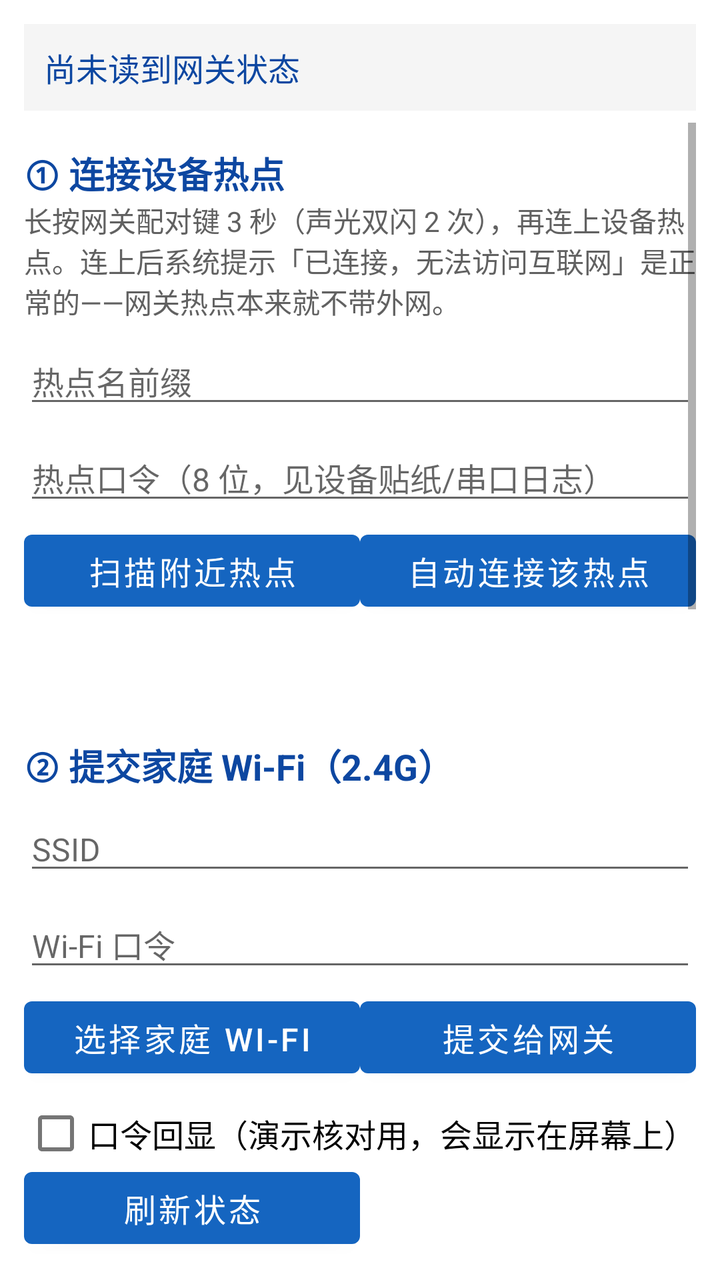
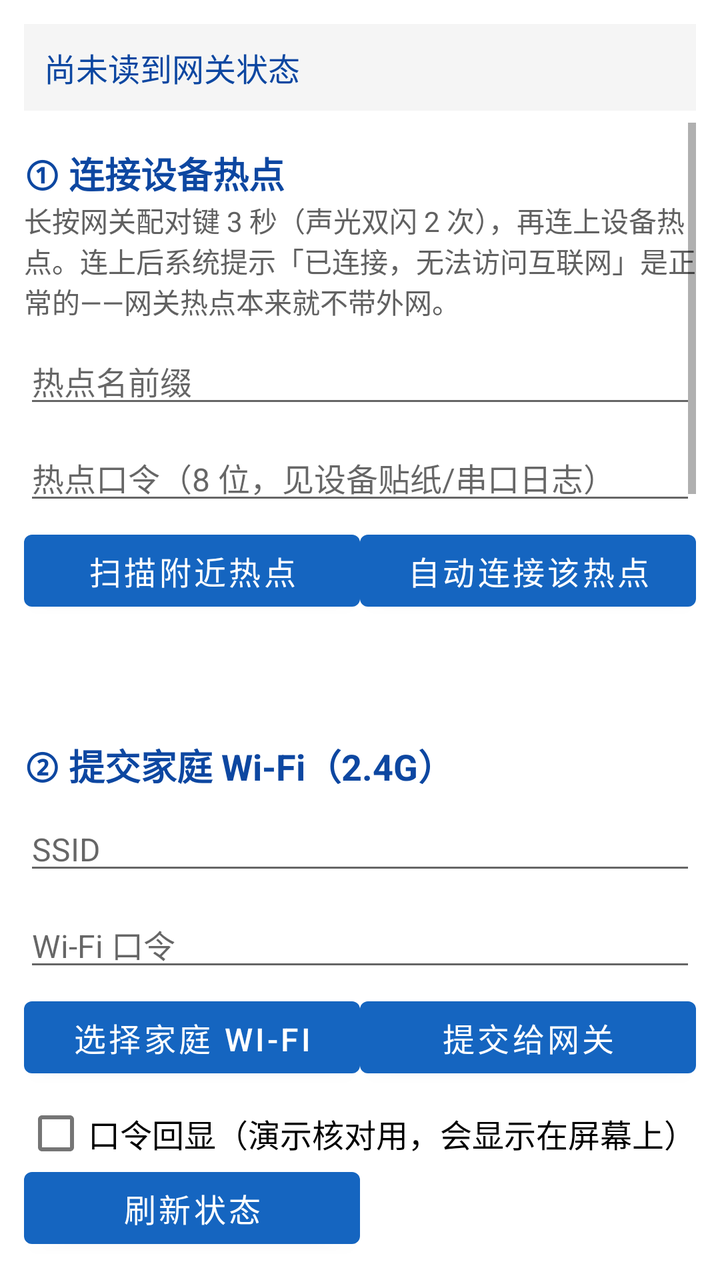

Compare the two renders of this Android layout. The source of the first and the diff that turns it into the second are given below.
<!-- AndroidManifest.xml: application theme Theme.ElderCare.Provision -->
<!-- res/layout/activity_provision.xml -->
<?xml version="1.0" encoding="utf-8"?>
<LinearLayout xmlns:android="http://schemas.android.com/apk/res/android"
    android:layout_width="match_parent"
    android:layout_height="match_parent"
    android:orientation="vertical"
    android:padding="12dp">

    <TextView
        android:id="@+id/tvStatus"
        android:layout_width="match_parent"
        android:layout_height="wrap_content"
        android:background="@color/surface_alt"
        android:padding="10dp"
        android:text="@string/status_unknown"
        android:textColor="@color/brand_dark" />

    <ScrollView
        android:layout_width="match_parent"
        android:layout_height="0dp"
        android:layout_weight="1"
        android:layout_marginTop="6dp">

        <LinearLayout
            android:layout_width="match_parent"
            android:layout_height="wrap_content"
            android:orientation="vertical">

            
            <TextView style="@style/CardTitle" android:layout_width="wrap_content"
                android:layout_height="wrap_content" android:text="@string/step1_title" />
            <TextView style="@style/CardBody" android:layout_width="match_parent"
                android:layout_height="wrap_content" android:text="@string/step1_desc" />
            <EditText android:id="@+id/etApPrefix" style="@style/Field"
                android:hint="@string/hint_hotspot_prefix" android:inputType="text" />
            <EditText android:id="@+id/etApPassword" style="@style/Field"
                android:hint="@string/hint_ap_password" android:inputType="textPassword" />
            <LinearLayout android:layout_width="match_parent" android:layout_height="wrap_content"
                android:orientation="horizontal" android:layout_marginTop="4dp">
                <Button android:id="@+id/btnScanHotspot" android:layout_width="0dp"
                    android:layout_weight="1" android:layout_height="wrap_content"
                    android:text="@string/action_scan_hotspot" />
                <Button android:id="@+id/btnConnectHotspot" android:layout_width="0dp"
                    android:layout_weight="1" android:layout_height="wrap_content"
                    android:text="@string/action_connect_hotspot" />
            </LinearLayout>
            <Button android:id="@+id/btnWifiSettings" android:layout_width="match_parent"
                android:layout_height="wrap_content" style="?android:attr/borderlessButtonStyle"
                android:text="@string/action_open_wifi_settings" />

            
            <TextView style="@style/CardTitle" android:layout_width="wrap_content"
                android:layout_height="wrap_content" android:text="@string/step2_title" />
            <EditText android:id="@+id/etSsid" style="@style/Field"
                android:hint="@string/hint_ssid" android:inputType="text" />
            <EditText android:id="@+id/etWifiPassword" style="@style/Field"
                android:hint="@string/hint_wifi_password" android:inputType="textPassword" />
            <LinearLayout android:layout_width="match_parent" android:layout_height="wrap_content"
                android:orientation="horizontal" android:layout_marginTop="4dp">
                <Button android:id="@+id/btnPickWifi" android:layout_width="0dp"
                    android:layout_weight="1" android:layout_height="wrap_content"
                    android:text="@string/action_pick_wifi" />
                <Button android:id="@+id/btnSubmitWifi" android:layout_width="0dp"
                    android:layout_weight="1" android:layout_height="wrap_content"
                    android:text="@string/action_submit_wifi" />
            </LinearLayout>
            <CheckBox android:id="@+id/cbEchoPassword" android:layout_width="match_parent"
                android:layout_height="wrap_content" android:text="@string/action_echo_password" />

            
            <TextView style="@style/CardTitle" android:layout_width="wrap_content"
                android:layout_height="wrap_content" android:text="@string/step3_title" />
            
            <TextView android:id="@+id/tvBindAccountHint" style="@style/CardBody"
                android:layout_width="match_parent" android:layout_height="wrap_content"
                android:text="@string/msg_bind_account_needs_internet" />
            <EditText android:id="@+id/etGatewaySn" style="@style/Field"
                android:hint="@string/hint_gateway_sn" android:inputType="text" />
            <EditText android:id="@+id/etBindCode" style="@style/Field"
                android:hint="@string/hint_bind_code" android:inputType="number" />
            <Button android:id="@+id/btnBindAccount" android:layout_width="match_parent"
                android:layout_height="wrap_content" android:layout_marginTop="4dp"
                android:text="@string/action_bind_account" />

            
            <TextView style="@style/CardTitle" android:layout_width="wrap_content"
                android:layout_height="wrap_content" android:text="@string/step4_title" />
            <TextView android:id="@+id/tvPairHint" style="@style/CardBody"
                android:layout_width="match_parent" android:layout_height="wrap_content"
                android:text="@string/pair_nodes_empty" />
            <LinearLayout android:layout_width="match_parent" android:layout_height="wrap_content"
                android:orientation="horizontal" android:layout_marginTop="4dp">
                <Button android:id="@+id/btnPairScan" android:layout_width="0dp"
                    android:layout_weight="1" android:layout_height="wrap_content"
                    android:text="@string/action_pair_scan" />
                <Button android:id="@+id/btnPairNodes" android:layout_width="0dp"
                    android:layout_weight="1" android:layout_height="wrap_content"
                    android:text="@string/action_refresh_list" />
            </LinearLayout>
            <LinearLayout android:id="@+id/listNodes" android:layout_width="match_parent"
                android:layout_height="wrap_content" android:orientation="vertical" />
            <TextView android:id="@+id/tvBoundTitle" style="@style/CardBody"
                android:layout_width="match_parent" android:layout_height="wrap_content"
                android:layout_marginTop="8dp" android:text="@string/label_bound_list" />
            <LinearLayout android:id="@+id/listBound" android:layout_width="match_parent"
                android:layout_height="wrap_content" android:orientation="vertical" />
            <Button android:id="@+id/btnClearWhitelist" android:layout_width="match_parent"
                android:layout_height="wrap_content" style="?android:attr/borderlessButtonStyle"
                android:text="@string/action_clear_whitelist" />

            
            <TextView style="@style/CardTitle" android:layout_width="wrap_content"
                android:layout_height="wrap_content" android:text="@string/label_log" />
            <TextView android:id="@+id/tvLog" style="@style/MonoLog"
                android:layout_width="match_parent" android:layout_height="wrap_content"
                android:background="@color/surface_alt" android:padding="8dp"
                android:minLines="6" android:text="" />
        </LinearLayout>
    </ScrollView>

    <LinearLayout android:layout_width="match_parent" android:layout_height="wrap_content"
        android:orientation="horizontal">
        <Button android:id="@+id/btnRefreshStatus" android:layout_width="0dp"
            android:layout_weight="1" android:layout_height="wrap_content"
            android:text="@string/action_refresh_status" />
        <Button android:id="@+id/btnCopyLog" android:layout_width="0dp"
            android:layout_weight="1" android:layout_height="wrap_content"
            style="?android:attr/borderlessButtonStyle" android:text="@string/action_copy_log" />
    </LinearLayout>
</LinearLayout>
<!-- resources referenced by this layout -->
<resources>
  <color name="brand_dark">#0D47A1</color>
  <color name="surface_alt">#F5F5F5</color>
  <string name="action_bind_account">绑定到我的账号</string>
  <string name="action_clear_whitelist">清空白名单（需二次确认）</string>
  <string name="action_connect_hotspot">自动连接该热点</string>
  <string name="action_copy_log">复制日志</string>
  <string name="action_echo_password">口令回显（演示核对用，会显示在屏幕上）</string>
  <string name="action_open_wifi_settings">打开系统 WLAN 设置</string>
  <string name="action_pair_scan">扫描附近节点</string>
  <string name="action_pick_wifi">选择家庭 Wi-Fi</string>
  <string name="action_refresh_list">刷新列表</string>
  <string name="action_refresh_status">刷新状态</string>
  <string name="action_scan_hotspot">扫描附近热点</string>
  <string name="action_submit_wifi">提交给网关</string>
  <string name="hint_ap_password">热点口令（8 位，见设备贴纸/串口日志）</string>
  <string name="hint_bind_code">绑定码（6 位数字）</string>
  <string name="hint_gateway_sn">网关 SN（如 M0-3F1A2B）</string>
  <string name="hint_hotspot_prefix">热点名前缀</string>
  <string name="hint_ssid">SSID</string>
  <string name="hint_wifi_password">Wi-Fi 口令</string>
  <string name="label_bound_list">已绑定节点</string>
  <string name="label_log">操作日志</string>
  <string name="msg_bind_account_needs_internet">本步走公网服务器，必须先切回家庭 Wi-Fi 或蜂窝网络（网关 SoftAP 已关闭，本地地址 192.168.4.1 不再可达）。</string>
  <string name="pair_nodes_empty">还没有扫描结果。点「扫描附近节点」。</string>
  <string name="status_unknown">尚未读到网关状态</string>
  <string name="step1_desc">长按网关配对键 3 秒（声光双闪 2 次），再连上设备热点。连上后系统提示「已连接，无法访问互联网」是正常的——网关热点本来就不带外网。</string>
  <string name="step1_title">① 连接设备热点</string>
  <string name="step2_title">② 提交家庭 Wi-Fi（2.4G）</string>
  <string name="step3_title">③ 绑定到账号</string>
  <string name="step4_title">④ 扫描并绑定星闪节点</string>
  <style name="CardBody">
          <item name="android:textSize">14sp</item>
          <item name="android:textColor">@color/muted</item>
      </style>
  <style name="CardTitle">
          <item name="android:textSize">18sp</item>
          <item name="android:textStyle">bold</item>
          <item name="android:textColor">@color/brand_dark</item>
          <item name="android:layout_marginTop">12dp</item>
      </style>
  <style name="Field">
          <item name="android:layout_width">match_parent</item>
          <item name="android:layout_height">wrap_content</item>
          <item name="android:layout_marginTop">8dp</item>
      </style>
  <style name="MonoLog" tools:ignore="UnusedResources">
          <item name="android:fontFamily">monospace</item>
          <item name="android:textSize">12sp</item>
          <item name="android:textIsSelectable">true</item>
      </style>
  <style name="Theme.ElderCare.Provision" parent="Theme.MaterialComponents.DayNight.NoActionBar">
          <item name="colorPrimary">@color/brand</item>
          <item name="colorPrimaryDark">@color/brand_dark</item>
          <item name="colorAccent">@color/brand</item>
          <item name="android:textSize">16sp</item>
          <item name="android:windowBackground">@color/white</item>
      </style>
  <color name="muted">#616161</color>
  <color name="brand">#1565C0</color>
  <color name="white">#FFFFFFFF</color>
</resources>

<!-- the commit's change to res/layout/activity_provision.xml (unified diff, before → after) -->
@@ -68,6 +68,25 @@
 
             
             <TextView style="@style/CardTitle" android:layout_width="wrap_content"
+                android:layout_height="wrap_content" android:text="@string/step_iotda_title" />
+            <TextView style="@style/CardBody" android:layout_width="match_parent"
+                android:layout_height="wrap_content" android:text="@string/msg_iotda_skip" />
+            <EditText android:id="@+id/etIotdaHost" style="@style/Field"
+                android:hint="@string/hint_iotda_host" android:inputType="textUri" />
+            <EditText android:id="@+id/etIotdaPort" style="@style/Field"
+                android:hint="@string/hint_iotda_port" android:inputType="number" />
+            <EditText android:id="@+id/etIotdaDevice" style="@style/Field"
+                android:hint="@string/hint_iotda_device" android:inputType="text" />
+            <EditText android:id="@+id/etIotdaSecret" style="@style/Field"
+                android:hint="@string/hint_iotda_secret" android:inputType="textPassword" />
+            <Button android:id="@+id/btnSubmitIotda" android:layout_width="match_parent"
+                android:layout_height="wrap_content" android:layout_marginTop="4dp"
+                android:text="@string/action_submit_iotda" />
+            <TextView android:id="@+id/tvIotdaState" style="@style/CardBody"
+                android:layout_width="match_parent" android:layout_height="wrap_content" />
+
+            
+            <TextView style="@style/CardTitle" android:layout_width="wrap_content"
                 android:layout_height="wrap_content" android:text="@string/step3_title" />
             
             <TextView android:id="@+id/tvBindAccountHint" style="@style/CardBody"
<!-- resource entries referenced after the edit -->
@@ -13,16 +13,22 @@
   <string name="action_refresh_list">刷新列表</string>
   <string name="action_refresh_status">刷新状态</string>
   <string name="action_scan_hotspot">扫描附近热点</string>
+  <string name="action_submit_iotda">提交云凭据</string>
   <string name="action_submit_wifi">提交给网关</string>
   <string name="hint_ap_password">热点口令（8 位，见设备贴纸/串口日志）</string>
   <string name="hint_bind_code">绑定码（6 位数字）</string>
   <string name="hint_gateway_sn">网关 SN（如 M0-3F1A2B）</string>
   <string name="hint_hotspot_prefix">热点名前缀</string>
+  <string name="hint_iotda_device">设备 ID</string>
+  <string name="hint_iotda_host">IoTDA 接入地址（如 xxx.st1.iotda-device.cn-north-4.myhuaweicloud.com）</string>
+  <string name="hint_iotda_port">端口（默认 1883）</string>
+  <string name="hint_iotda_secret">设备密钥</string>
   <string name="hint_ssid">SSID</string>
   <string name="hint_wifi_password">Wi-Fi 口令</string>
   <string name="label_bound_list">已绑定节点</string>
   <string name="label_log">操作日志</string>
   <string name="msg_bind_account_needs_internet">本步走公网服务器，必须先切回家庭 Wi-Fi 或蜂窝网络（网关 SoftAP 已关闭，本地地址 192.168.4.1 不再可达）。</string>
+  <string name="msg_iotda_skip">跳过也能在局域网内跑；填了平台侧才看得到设备。只提交云凭据不会动家庭 Wi-Fi。</string>
   <string name="pair_nodes_empty">还没有扫描结果。点「扫描附近节点」。</string>
   <string name="status_unknown">尚未读到网关状态</string>
   <string name="step1_desc">长按网关配对键 3 秒（声光双闪 2 次），再连上设备热点。连上后系统提示「已连接，无法访问互联网」是正常的——网关热点本来就不带外网。</string>
@@ -30,6 +36,7 @@
   <string name="step2_title">② 提交家庭 Wi-Fi（2.4G）</string>
   <string name="step3_title">③ 绑定到账号</string>
   <string name="step4_title">④ 扫描并绑定星闪节点</string>
+  <string name="step_iotda_title">④ 华为云 IoTDA 三件套（可跳过）</string>
   <style name="CardBody">
           <item name="android:textSize">14sp</item>
           <item name="android:textColor">@color/muted</item>
